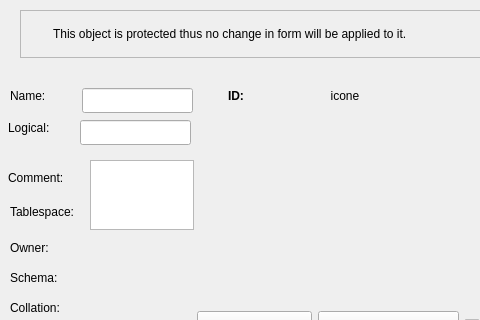
This is libpgmodeler_ui/ui/baseobjectwidget.ui in pgmodeler/pgmodeler as Qt 5 draws it before an edit; both pictures show x 0 to 480 and y 0 to 320 of the 634 by 588 pixel window. The edited form follows.
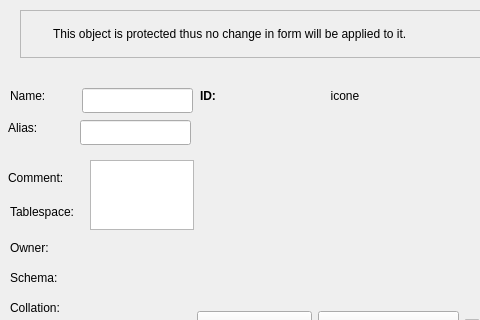
This is the edited form. Icons and pictures are not drawn.

Commit message: Renamed the "logical view" to "compact view" and all the settings/ attributes related to it

The edit to the form file:
```diff
--- a/libpgmodeler_ui/ui/baseobjectwidget.ui
+++ b/libpgmodeler_ui/ui/baseobjectwidget.ui
@@ -422,32 +422,10 @@
     <property name="bottomMargin">
      <number>0</number>
     </property>
-    <item>
-     <widget class="QWidget" name="name_hint" native="true">
-      <property name="sizePolicy">
-       <sizepolicy hsizetype="Fixed" vsizetype="Fixed">
-        <horstretch>0</horstretch>
-        <verstretch>0</verstretch>
-       </sizepolicy>
-      </property>
-      <property name="minimumSize">
-       <size>
-        <width>22</width>
-        <height>22</height>
-       </size>
-      </property>
-      <property name="maximumSize">
-       <size>
-        <width>22</width>
-        <height>22</height>
-       </size>
-      </property>
-     </widget>
-    </item>
     <item>
      <widget class="QLabel" name="obj_id_lbl">
       <property name="sizePolicy">
-       <sizepolicy hsizetype="Preferred" vsizetype="Preferred">
+       <sizepolicy hsizetype="Expanding" vsizetype="Preferred">
         <horstretch>0</horstretch>
         <verstretch>0</verstretch>
        </sizepolicy>
@@ -586,7 +564,7 @@
     </size>
    </property>
    <property name="text">
-    <string>Logical:</string>
+    <string>Alias:</string>
    </property>
   </widget>
   <widget class="QWidget" name="logical_name_hint_wgt" native="true">
@@ -594,10 +572,16 @@
     <rect>
      <x>200</x>
      <y>120</y>
-     <width>94</width>
+     <width>31</width>
      <height>31</height>
     </rect>
    </property>
+   <property name="sizePolicy">
+    <sizepolicy hsizetype="Fixed" vsizetype="Preferred">
+     <horstretch>0</horstretch>
+     <verstretch>0</verstretch>
+    </sizepolicy>
+   </property>
    <layout class="QHBoxLayout" name="horizontalLayout_2">
     <property name="spacing">
      <number>6</number>
@@ -636,22 +620,6 @@
       </property>
      </widget>
     </item>
-    <item>
-     <spacer name="horizontalSpacer">
-      <property name="orientation">
-       <enum>Qt::Horizontal</enum>
-      </property>
-      <property name="sizeType">
-       <enum>QSizePolicy::Expanding</enum>
-      </property>
-      <property name="sizeHint" stdset="0">
-       <size>
-        <width>63</width>
-        <height>20</height>
-       </size>
-      </property>
-     </spacer>
-    </item>
    </layout>
   </widget>
  </widget>
```
Left out of the diff: 4 changed lines with no effect on the pictures. The commit also changes 47 other files.
